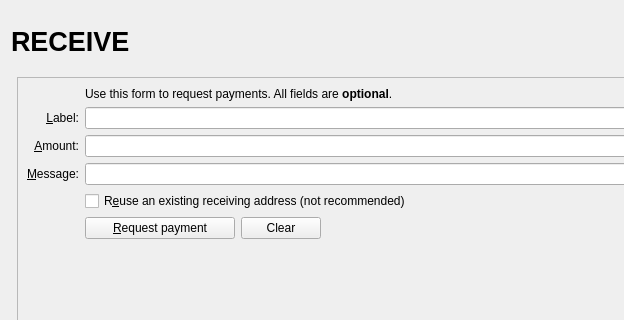
First picture: the form in src/qt/forms/receivecoinsdialog.ui, repository Kore-Core/KORE, before the edit; both pictures show x 0 to 624 and y 0 to 320 of the 962 by 616 pixel window.
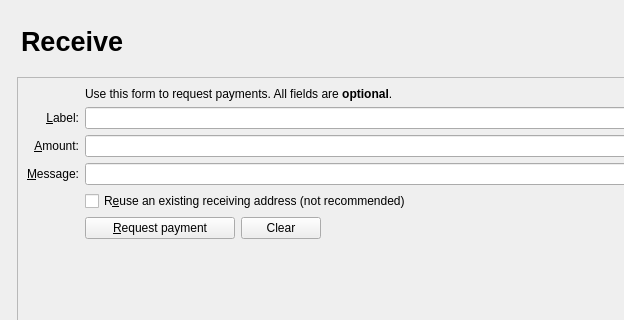
Second picture: the form after the edit. Icons and pictures are not drawn. Custom widgets are drawn as their Qt base class.

Patch:
```diff
--- a/src/qt/forms/receivecoinsdialog.ui
+++ b/src/qt/forms/receivecoinsdialog.ui
@@ -55,7 +55,10 @@
              </font>
             </property>
             <property name="text">
-             <string>RECEIVE</string>
+             <string>Receive</string>
+            </property>
+            <property name="indent">
+             <number>10</number>
             </property>
            </widget>
           </item>
```
Left out of the diff: 2 changed lines with no effect on the pictures.
